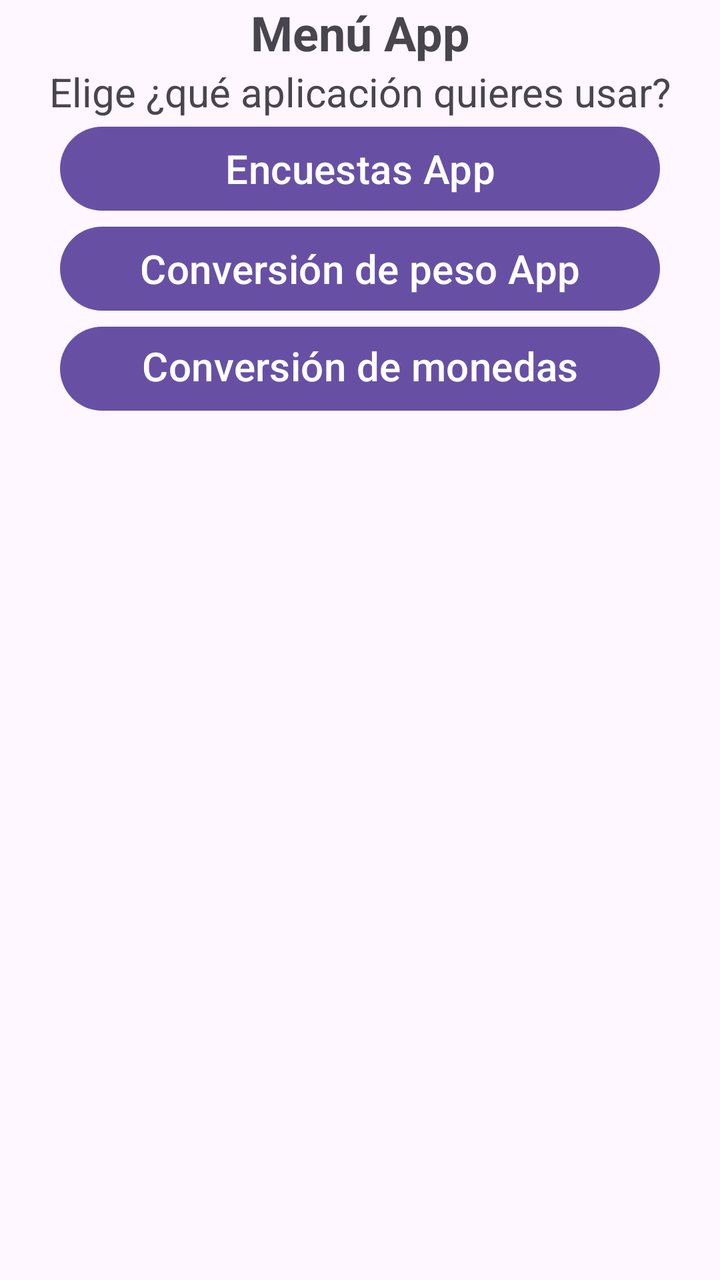
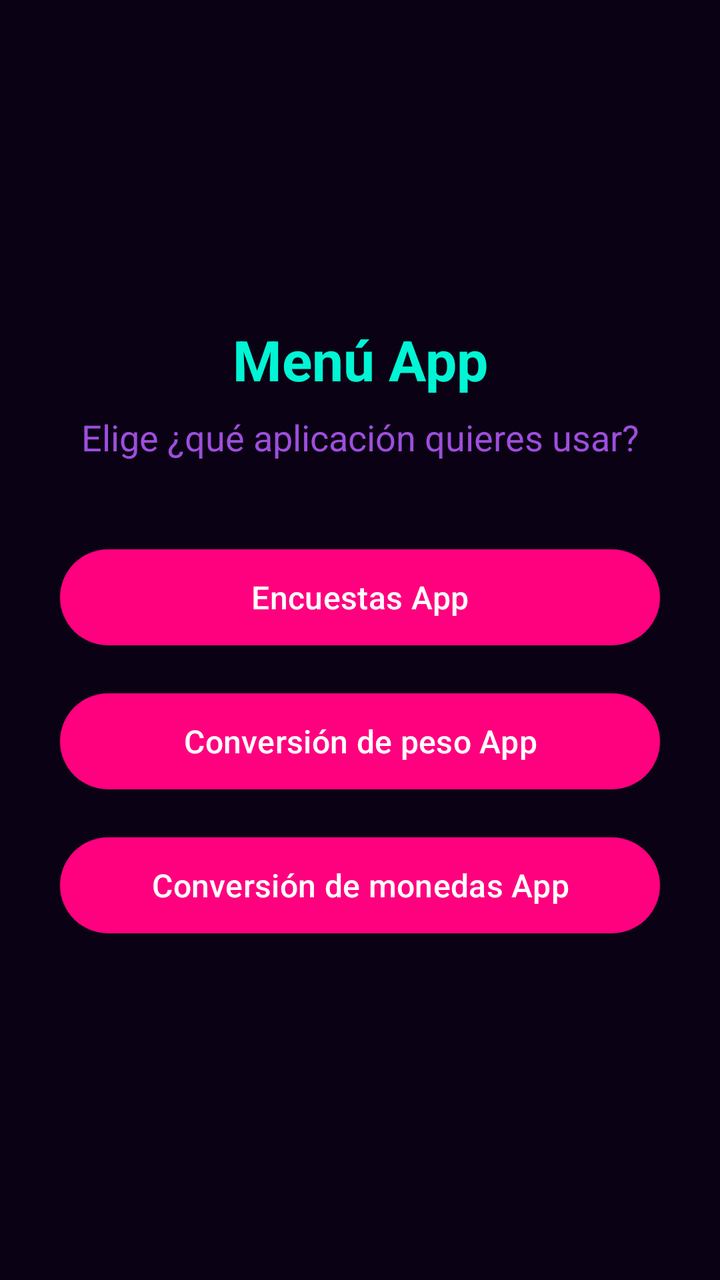

Screens rendered from an Android XML layout before and after an edit, with the pre-edit source and the edit as a unified diff.
<!-- AndroidManifest.xml: application theme Theme.MenuApp -->
<!-- res/layout/activity_main.xml -->
<?xml version="1.0" encoding="utf-8"?>
<LinearLayout xmlns:android="http://schemas.android.com/apk/res/android"
    xmlns:app="http://schemas.android.com/apk/res-auto"
    xmlns:tools="http://schemas.android.com/tools"
    android:id="@+id/main"
    android:layout_width="match_parent"
    android:layout_height="wrap_content"
    android:orientation="vertical"
    android:layout_gravity="center_vertical"
    tools:context=".MainActivity">

    <TextView
        android:layout_width="match_parent"
        android:layout_height="wrap_content"
        android:gravity="center"
        android:text="Menú App"
        android:textSize="24sp"
        android:textStyle="bold" />

    <TextView
        android:layout_width="match_parent"
        android:layout_height="wrap_content"
        android:text="Elige ¿qué aplicación quieres usar?"
        android:gravity="center"
        android:textSize="20sp" />

    <Button
        android:id="@+id/btnEncuestaApp"
        android:layout_width="300dp"
        android:layout_height="50dp"
        android:layout_gravity="center"
        android:text="Encuestas App"
        android:textSize="20sp"
        android:textStyle="normal" />

    <Button
        android:id="@+id/btnPesoApp"
        android:layout_width="300dp"
        android:layout_height="50dp"
        android:layout_gravity="center"
        android:text="Conversión de peso App"
        android:textSize="20sp"
        android:textStyle="normal" />

    <Button
        android:id="@+id/btnMonedasApp"
        android:layout_width="300dp"
        android:layout_height="50dp"
        android:layout_gravity="center"
        android:text="Conversión de monedas App"
        android:textSize="20sp"
        android:textStyle="normal" />

</LinearLayout>
<!-- resources referenced by this layout -->
<resources>
  <style name="Theme.MenuApp" parent="Base.Theme.MenuApp" />
  <style name="Base.Theme.MenuApp" parent="Theme.Material3.DayNight.NoActionBar">
          
          
      </style>
</resources>

<!-- the commit's change to res/layout/activity_main.xml (unified diff, before → after) -->
@@ -1,12 +1,14 @@
 <?xml version="1.0" encoding="utf-8"?>
-<LinearLayout xmlns:android="http://schemas.android.com/apk/res/android"
+<LinearLayout
+    xmlns:android="http://schemas.android.com/apk/res/android"
+    xmlns:tools="http://schemas.android.com/tools"
     xmlns:app="http://schemas.android.com/apk/res-auto"
-    xmlns:tools="http://schemas.android.com/tools"
     android:id="@+id/main"
     android:layout_width="match_parent"
-    android:layout_height="wrap_content"
+    android:layout_height="match_parent"
     android:orientation="vertical"
-    android:layout_gravity="center_vertical"
+    android:gravity="center"
+    android:padding="24dp"
     tools:context=".MainActivity">
 
     <TextView
@@ -14,7 +16,8 @@
         android:layout_height="wrap_content"
         android:gravity="center"
         android:text="Menú App"
-        android:textSize="24sp"
+        android:textSize="28sp"
+        android:textColor="?attr/colorOnSurface"
         android:textStyle="bold" />
 
     <TextView
@@ -22,33 +25,33 @@
         android:layout_height="wrap_content"
         android:text="Elige ¿qué aplicación quieres usar?"
         android:gravity="center"
-        android:textSize="20sp" />
+        android:layout_marginTop="8dp"
+        android:layout_marginBottom="32dp"
+        android:textColor="?attr/colorOnSurfaceVariant"
+        android:textSize="18sp" />
 
     <Button
         android:id="@+id/btnEncuestaApp"
         android:layout_width="300dp"
-        android:layout_height="50dp"
-        android:layout_gravity="center"
+        android:layout_height="56dp"
+        android:layout_marginVertical="8dp"
         android:text="Encuestas App"
-        android:textSize="20sp"
-        android:textStyle="normal" />
+        android:textSize="16sp" />
 
     <Button
         android:id="@+id/btnPesoApp"
         android:layout_width="300dp"
-        android:layout_height="50dp"
-        android:layout_gravity="center"
+        android:layout_height="56dp"
+        android:layout_marginVertical="8dp"
         android:text="Conversión de peso App"
-        android:textSize="20sp"
-        android:textStyle="normal" />
+        android:textSize="16sp" />
 
     <Button
         android:id="@+id/btnMonedasApp"
         android:layout_width="300dp"
-        android:layout_height="50dp"
-        android:layout_gravity="center"
+        android:layout_height="56dp"
+        android:layout_marginVertical="8dp"
         android:text="Conversión de monedas App"
-        android:textSize="20sp"
-        android:textStyle="normal" />
+        android:textSize="16sp" />
 
 </LinearLayout>
<!-- resource entries referenced after the edit -->
@@ -1,9 +1,19 @@
 <!-- resources referenced by this layout -->
 <resources>
-  <style name="Theme.MenuApp" parent="Base.Theme.MenuApp" />
+  <style name="Theme.MenuApp" parent="Base.Theme.MenuApp">
+          <item name="colorPrimary">#FF007F</item>
+          <item name="colorOnPrimary">#FFFFFF</item>
+          <item name="colorContainer">#251B45</item>
+          <item name="colorSecondary">#00F5D4</item>
+          <item name="colorOnSecondary">#0B0114</item>
+          <item name="android:windowBackground">#0B0114</item>
+          <item name="colorSurface">#1A0B2E</item>
+          <item name="colorOnSurface">#00F5D4</item>
+          <item name="colorOnSurfaceVariant">#9D4EDD</item>
+      </style>
   <style name="Base.Theme.MenuApp" parent="Theme.Material3.DayNight.NoActionBar">
-          
-          
+          <item name="colorPrimary">#6200EE</item>
+          <item name="android:windowBackground">#FFFFFF</item>
       </style>
 </resources>
 
